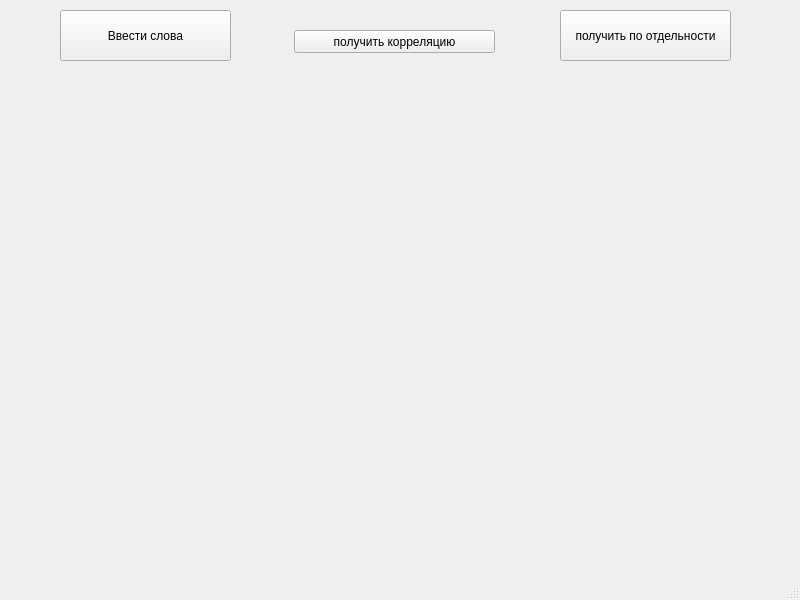
First picture: the form in untitled.ui, repository RandMinich/correlation, before the edit.
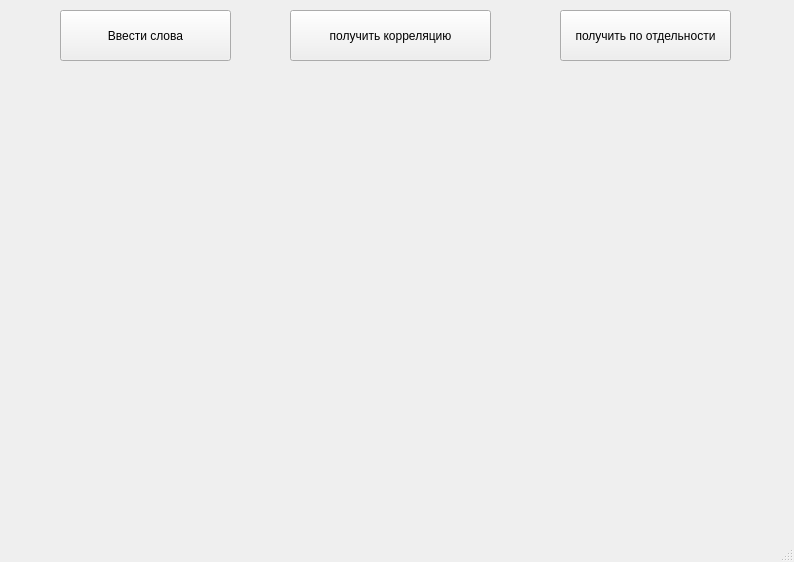
Second picture: the form after the edit.

Commit message: rename functions

```diff
--- a/untitled.ui
+++ b/untitled.ui
@@ -6,8 +6,8 @@
    <rect>
     <x>0</x>
     <y>0</y>
-    <width>800</width>
-    <height>600</height>
+    <width>794</width>
+    <height>562</height>
    </rect>
   </property>
   <property name="windowTitle">
@@ -30,7 +30,7 @@
    <widget class="QLabel" name="label">
     <property name="geometry">
      <rect>
-      <x>90</x>
+      <x>230</x>
       <y>480</y>
       <width>361</width>
       <height>31</height>
@@ -56,10 +56,10 @@
    <widget class="QPushButton" name="pushButton_3">
     <property name="geometry">
      <rect>
-      <x>294</x>
-      <y>30</y>
+      <x>290</x>
+      <y>10</y>
       <width>201</width>
-      <height>23</height>
+      <height>51</height>
      </rect>
     </property>
     <property name="text">
```
Left out of the diff: 8 changed lines with no effect on the pictures. The commit also changes 1 other file.
